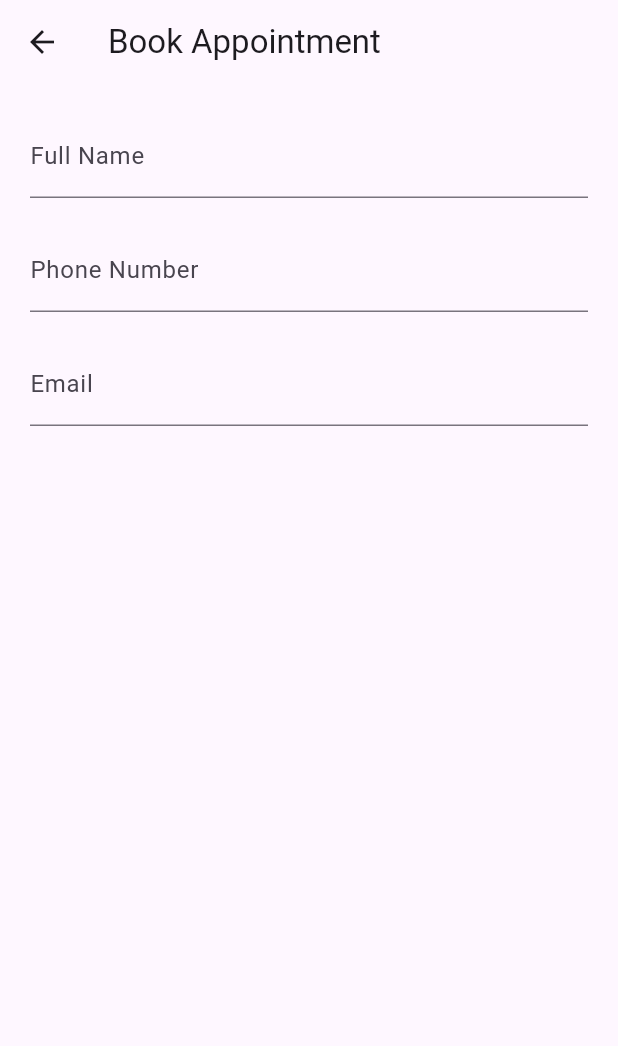
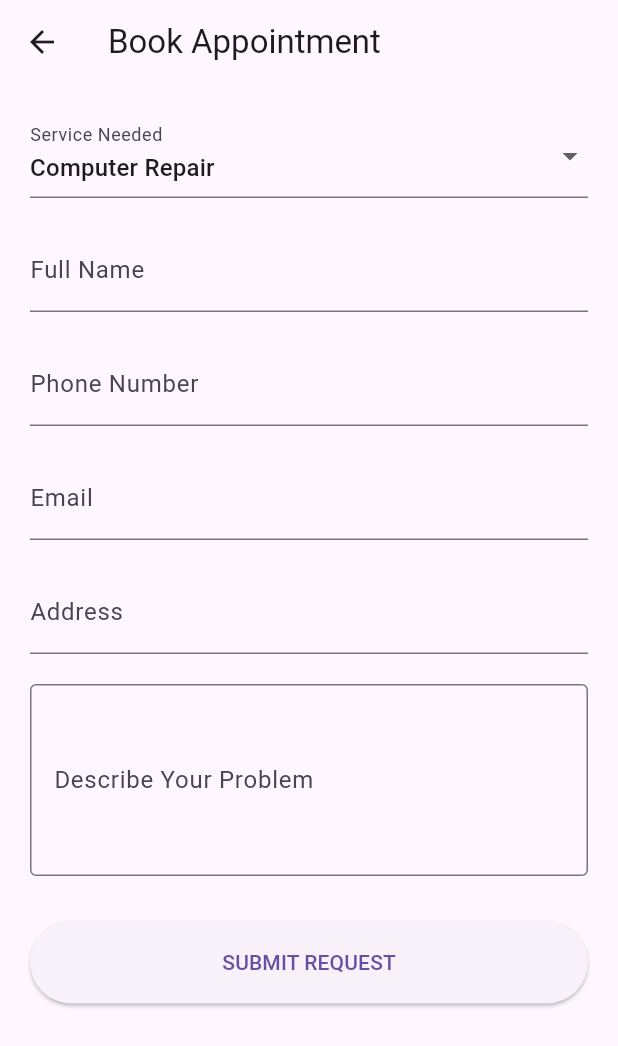
Before and after one commit to hanib/bruno-tech-support, a Flutter app: the BookingScreen screen opened directly, on a phone screen of 412 x 824 dp. Shown: the top 1046 px of the screen. Run offline on Flutter 3.47's test engine with Material 3 defaults, Android fonts, the phone set to English and light mode, and no system bars; Roboto replaces fonts that are missing (Arial).

Commit message:
Add customer booking form

```diff
--- a/lib/screens/booking_screen.dart
+++ b/lib/screens/booking_screen.dart
@@ -1,38 +1,140 @@
 import 'package:flutter/material.dart';
 
-class BookingScreen extends StatelessWidget {
+class BookingScreen extends StatefulWidget {
   const BookingScreen({super.key});
+
+  @override
+  State<BookingScreen> createState() => _BookingScreenState();
+}
+
+class _BookingScreenState extends State<BookingScreen> {
+  final _formKey = GlobalKey<FormState>();
+
+  final nameController = TextEditingController();
+  final phoneController = TextEditingController();
+  final emailController = TextEditingController();
+  final addressController = TextEditingController();
+  final problemController = TextEditingController();
+
+  String selectedService = 'Computer Repair';
 
   @override
   Widget build(BuildContext context) {
     return Scaffold(
       appBar: AppBar(
-        title: const Text("Book Appointment"),
+        title: const Text('Book Appointment'),
       ),
-      body: const Padding(
-        padding: EdgeInsets.all(20),
+      body: SingleChildScrollView(
+        padding: const EdgeInsets.all(20),
+        child: Form(
+          key: _formKey,
           child: Column(
             children: [
-            TextField(
-              decoration: InputDecoration(
-                labelText: "Full Name",
+
+              DropdownButtonFormField<String>(
+                value: selectedService,
+                decoration: const InputDecoration(
+                  labelText: 'Service Needed',
+                ),
+                items: const [
+                  DropdownMenuItem(
+                    value: 'Computer Repair',
+                    child: Text('Computer Repair'),
+                  ),
+                  DropdownMenuItem(
+                    value: 'Windows Problems',
+                    child: Text('Windows Problems'),
+                  ),
+                  DropdownMenuItem(
+                    value: 'Email Support',
+                    child: Text('Email Support'),
+                  ),
+                  DropdownMenuItem(
+                    value: 'Printer Setup',
+                    child: Text('Printer Setup'),
+                  ),
+                  DropdownMenuItem(
+                    value: 'Training',
+                    child: Text('Training'),
+                  ),
+                ],
+                onChanged: (value) {
+                  setState(() {
+                    selectedService = value!;
+                  });
+                },
+              ),
+
+              const SizedBox(height: 20),
+
+              TextFormField(
+                controller: nameController,
+                decoration: const InputDecoration(
+                  labelText: 'Full Name',
                 ),
               ),
-            SizedBox(height: 20),
-            TextField(
-              decoration: InputDecoration(
-                labelText: "Phone Number",
+
+              const SizedBox(height: 20),
+
+              TextFormField(
+                controller: phoneController,
+                decoration: const InputDecoration(
+                  labelText: 'Phone Number',
                 ),
               ),
-            SizedBox(height: 20),
-            TextField(
-              decoration: InputDecoration(
-                labelText: "Email",
+
+              const SizedBox(height: 20),
+
+              TextFormField(
+                controller: emailController,
+                decoration: const InputDecoration(
+                  labelText: 'Email',
+                ),
+              ),
+
+              const SizedBox(height: 20),
+
+              TextFormField(
+                controller: addressController,
+                decoration: const InputDecoration(
+                  labelText: 'Address',
+                ),
+              ),
+
+              const SizedBox(height: 20),
+
+              TextFormField(
+                controller: problemController,
+                maxLines: 4,
+                decoration: const InputDecoration(
+                  labelText: 'Describe Your Problem',
+                  border: OutlineInputBorder(),
+                ),
+              ),
+
+              const SizedBox(height: 30),
+
+              SizedBox(
+                width: double.infinity,
+                height: 55,
+                child: ElevatedButton(
+                  onPressed: () {
+                    ScaffoldMessenger.of(context).showSnackBar(
+                      const SnackBar(
+                        content: Text(
+                            'Appointment submission coming soon'),
+                      ),
+                    );
+                  },
+                  child: const Text(
+                    'SUBMIT REQUEST',
+                  ),
                 ),
               ),
             ],
           ),
         ),
+      ),
     );
   }
 }
```
Lines whose indentation alone changed are shown as unchanged.
